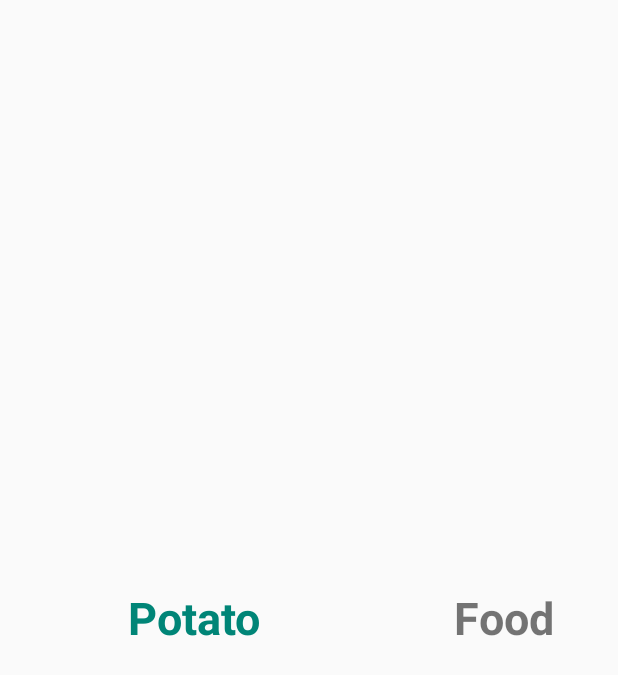
After one commit to guimpo/aBunchOfAndroidLibraryTraining, an Android app: the layout product_item.xml on its own in the app's theme, with its tools: preview values and no code run, on a phone screen of 412 x 824 dp. The commit adds this screen. Shown: the top 675 px of the screen. Run offline under Robolectric (Android 15) with nearby library versions, the phone set to English and light mode, and no system bars.

Commit message:
Add package presentation, recycler view

```diff
--- a/app/src/main/AndroidManifest.xml
+++ b/app/src/main/AndroidManifest.xml
@@ -10,7 +10,7 @@
             android:roundIcon="@mipmap/ic_launcher_round"
             android:supportsRtl="true"
             android:theme="@style/AppTheme">
-        <activity android:name=".MainActivity">
+        <activity android:name=".presentation.MainActivity">
             <intent-filter>
                 <action android:name="android.intent.action.MAIN"/>
 
--- a/app/src/main/java/com/guimpo/dagger2training/dagger/AppComponent.kt
+++ b/app/src/main/java/com/guimpo/dagger2training/dagger/AppComponent.kt
@@ -1,6 +1,6 @@
 package com.guimpo.dagger2training.dagger
 
-import com.guimpo.dagger2training.MainActivity
+import com.guimpo.dagger2training.presentation.MainActivity
 import dagger.Component
 import javax.inject.Singleton
 
--- /dev/null
+++ b/app/src/main/res/layout/product_item.xml
@@ -0,0 +1,37 @@
+<?xml version="1.0" encoding="utf-8"?>
+<android.support.constraint.ConstraintLayout xmlns:android="http://schemas.android.com/apk/res/android"
+                                             xmlns:tools="http://schemas.android.com/tools" android:layout_width="match_parent"
+                                             android:layout_height="match_parent">
+
+
+    <LinearLayout
+            android:orientation="horizontal"
+            android:layout_width="match_parent"
+            android:layout_height="match_parent"
+            android:gravity="center"
+            android:weightSum="3"
+            tools:layout_editor_absoluteY="8dp"
+            tools:layout_editor_absoluteX="8dp">
+
+
+        <TextView
+                android:text="Potato"
+                android:layout_width="wrap_content"
+                android:layout_height="wrap_content"
+                android:id="@+id/productName"
+                android:textStyle="bold"
+                android:gravity="center"
+                android:textSize="30sp"
+                android:textColor="@color/colorPrimary"
+                android:layout_weight="2"/>
+        <TextView
+                android:text="Food"
+                android:layout_width="wrap_content"
+                android:layout_height="wrap_content"
+                android:id="@+id/productCategory"
+                android:textStyle="bold"
+                android:gravity="center"
+                android:textSize="30sp"
+                android:layout_weight="1"/>
+    </LinearLayout>
+</android.support.constraint.ConstraintLayout>
```
Also changed, not shown: app/src/main/java/com/guimpo/dagger2training/MainActivity.kt (deleted, +0 -32 lines), app/src/main/java/com/guimpo/dagger2training/presentation/MainActivity.kt (added, +42 -0 lines), app/src/main/java/com/guimpo/dagger2training/presentation/ProductRecyclerAdapter.kt (added, +47 -0 lines), app/src/main/res/layout/activity_main.xml (+7 -9 lines).
